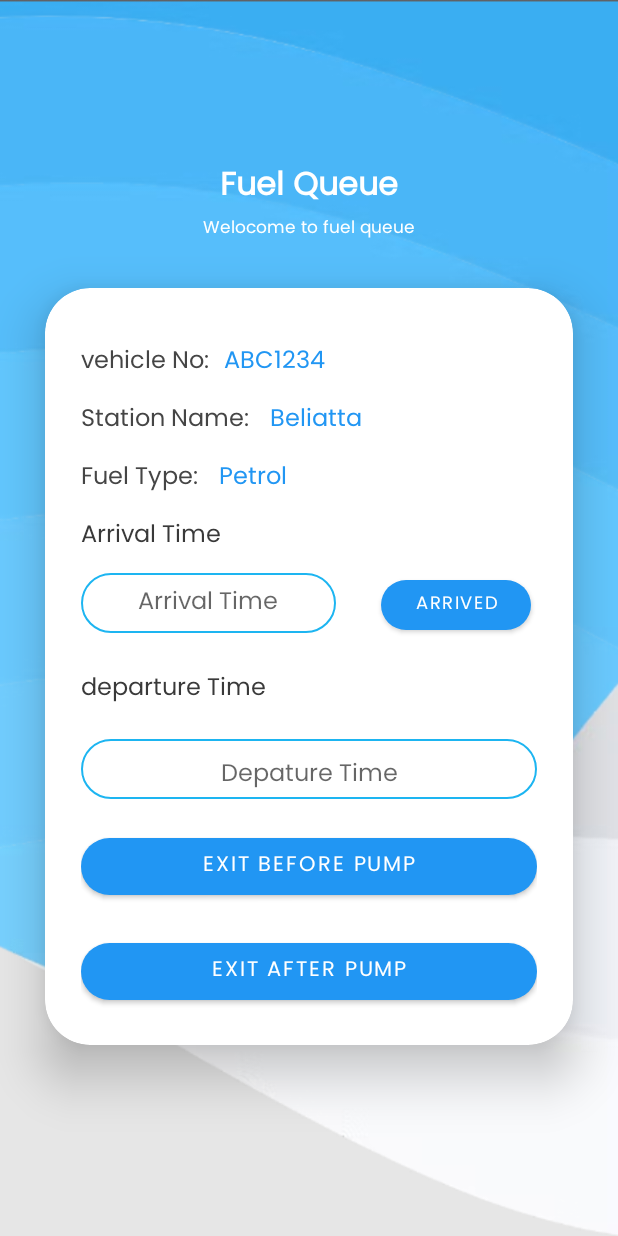
After one commit to YasiruWickramasinghe/EAD_Fuel_App_Client, an Android app: the QueueManagementActivity screen opened directly, with no data from a screen before it, on a phone screen of 412 x 824 dp. The commit adds this screen. Run offline under Robolectric (Android 15) with nearby library versions, the phone set to English and light mode, and no system bars; network calls fail.

Commit message:
Queue Management UI Updated

```diff
--- a/FuelApp/app/src/main/AndroidManifest.xml
+++ b/FuelApp/app/src/main/AndroidManifest.xml
@@ -1,6 +1,6 @@
 <?xml version="1.0" encoding="utf-8"?>
 <manifest xmlns:android="http://schemas.android.com/apk/res/android"
-    package="com.example.fuelapp" >
+    package="com.example.fuelapp">
 
     <uses-permission android:name="android.permission.INTERNET" />
     <uses-permission android:name="android.permission.ACCESS_NETWORK_STATE" />
@@ -12,27 +12,29 @@
         android:roundIcon="@mipmap/ic_launcher_round"
         android:supportsRtl="true"
         android:theme="@style/Theme.FuelApp"
-        android:usesCleartextTraffic="true" >
+        android:usesCleartextTraffic="true">
+        <activity
+            android:name=".queueManagement.QueueManagementActivity"
+            android:exported="true" >
+    </activity>
         <activity
             android:name=".stationManagement.StationManagementActivity"
-            android:exported="true" >
+            android:exported="true">
             <intent-filter>
                 <action android:name="android.intent.action.MAIN" />
+
                 <category android:name="android.intent.category.LAUNCHER" />
             </intent-filter>
         </activity>
         <activity
             android:name=".StationDetailsActivity"
-            android:exported="true" >
-        </activity>
+            android:exported="true"></activity>
         <activity
             android:name=".stationManager.StatusUpdateActivity"
-            android:exported="true" >
-        </activity>
+            android:exported="true"></activity>
         <activity
             android:name=".MainActivity"
-            android:exported="true" >
-        </activity>
+            android:exported="true"></activity>
     </application>
 
 </manifest>
--- /dev/null
+++ b/FuelApp/app/src/main/java/com/example/fuelapp/queueManagement/Models/Queue.java
@@ -0,0 +1,4 @@
+package com.example.fuelapp.queueManagement.Models;
+
+public class Queue {
+}
--- /dev/null
+++ b/FuelApp/app/src/main/java/com/example/fuelapp/queueManagement/QueueManagementActivity.java
@@ -0,0 +1,16 @@
+package com.example.fuelapp.queueManagement;
+
+import androidx.appcompat.app.AppCompatActivity;
+
+import android.os.Bundle;
+
+import com.example.fuelapp.R;
+
+public class QueueManagementActivity extends AppCompatActivity {
+
+    @Override
+    protected void onCreate(Bundle savedInstanceState) {
+        super.onCreate(savedInstanceState);
+        setContentView(R.layout.activity_queue_management);
+    }
+}
--- /dev/null
+++ b/FuelApp/app/src/main/res/layout/activity_queue_management.xml
@@ -0,0 +1,209 @@
+<?xml version="1.0" encoding="utf-8"?>
+<LinearLayout xmlns:android="http://schemas.android.com/apk/res/android"
+    xmlns:app="http://schemas.android.com/apk/res-auto"
+    xmlns:tools="http://schemas.android.com/tools"
+    android:layout_width="match_parent"
+    android:orientation="vertical"
+    android:gravity="center"
+    android:layout_height="match_parent"
+    android:background="@drawable/background"
+    tools:context=".queueManagement.QueueManagementActivity">
+
+    <TextView
+        android:id="@+id/welcome"
+        android:layout_width="wrap_content"
+        android:layout_height="wrap_content"
+        android:text="Fuel Queue"
+        android:textColor="#fff"
+        android:textStyle="bold"
+        android:textSize="21dp"
+        android:layout_marginTop="10dp"/>
+
+    <TextView
+        android:id="@+id/subWelcome"
+        android:layout_width="wrap_content"
+        android:layout_height="wrap_content"
+        android:text="Welocome to fuel queue"
+        android:textSize="11dp"
+        android:textColor="#fff"
+        android:layout_below="@+id/welcome"/>
+
+    <androidx.cardview.widget.CardView
+        android:layout_width="match_parent"
+        android:layout_height="wrap_content"
+        android:layout_margin="30dp"
+        app:cardElevation="20dp"
+        app:cardCornerRadius="30dp">
+
+        <LinearLayout
+            android:layout_width="match_parent"
+            android:layout_height="wrap_content"
+            android:orientation="vertical"
+            android:layout_gravity="center_horizontal"
+            android:padding="24dp">
+
+            <LinearLayout
+                android:id="@+id/text1"
+                android:layout_width="match_parent"
+                android:layout_height="wrap_content"
+                android:orientation="horizontal">
+                <TextView
+                    android:id="@+id/vehicleNo"
+                    android:layout_width="wrap_content"
+                    android:layout_height="wrap_content"
+                    android:layout_marginTop="12dp"
+                    android:text="vehicle No:"
+                    android:textColor="#454545"
+                    android:textSize="16sp"/>
+                <TextView
+                    android:id="@+id/vehicleNoValue"
+                    android:layout_width="wrap_content"
+                    android:layout_height="wrap_content"
+                    android:layout_marginTop="12dp"
+                    android:layout_marginLeft="10dp"
+                    android:text="ABC1234"
+                    android:textColor="#2196F3"
+                    android:textSize="16sp" />
+            </LinearLayout>
+            <LinearLayout
+                android:id="@+id/text2"
+                android:layout_width="match_parent"
+                android:layout_height="wrap_content"
+                android:orientation="horizontal"
+                android:layout_below="@+id/text1">
+                <TextView
+                    android:id="@+id/stationName"
+                    android:layout_width="wrap_content"
+                    android:layout_height="wrap_content"
+                    android:layout_marginTop="12dp"
+                    android:text="Station Name: "
+                    android:textColor="#454545"
+                    android:textSize="16sp" />
+                <TextView
+                    android:id="@+id/stationNameValue"
+                    android:layout_width="wrap_content"
+                    android:layout_height="wrap_content"
+                    android:layout_marginTop="12dp"
+                    android:layout_marginLeft="10dp"
+                    android:text="Beliatta"
+                    android:textColor="#2196F3"
+                    android:textSize="16sp" />
+            </LinearLayout>
+            <LinearLayout
+                android:id="@+id/text3"
+                android:layout_width="match_parent"
+                android:layout_height="wrap_content"
+                android:orientation="horizontal"
+                android:layout_below="@+id/text2">
+                <TextView
+                    android:id="@+id/fuelType"
+                    android:layout_width="wrap_content"
+                    android:layout_height="wrap_content"
+                    android:layout_marginTop="12dp"
+                    android:text="Fuel Type: "
+                    android:textColor="#454545"
+                    android:textSize="16sp" />
+                <TextView
+                    android:id="@+id/fuelTypeValue"
+                    android:layout_width="wrap_content"
+                    android:layout_height="wrap_content"
+                    android:layout_marginTop="12dp"
+                    android:layout_marginLeft="10dp"
+                    android:text="Petrol"
+                    android:textColor="#2196F3"
+                    android:textSize="16sp" />
+            </LinearLayout>
+
+            <TextView
+                android:id="@+id/arrivalTime"
+                android:layout_width="wrap_content"
+                android:layout_height="wrap_content"
+                android:layout_marginTop="12dp"
+                android:text="Arrival Time"
+                android:textColor="#393939"
+                android:textSize="16sp"
+                android:layout_below="@+id/text3"/>
+
+            <LinearLayout
+                android:id="@+id/arrivalTimeBox"
+                android:layout_width="match_parent"
+                android:layout_height="match_parent"
+                android:orientation="horizontal"
+                android:layout_below="@+id/arrivalTime"
+                android:layout_marginTop="10dp"
+                >
+
+                <EditText
+                    android:id="@+id/search"
+                    android:layout_width="170dp"
+                    android:layout_height="40dp"
+                    android:background="@drawable/custom_edit_text"
+                    android:inputType="none"
+                    android:hint="Arrival Time"
+                    android:drawablePadding="8dp"
+                    android:textColor="#000"
+                    android:textSize="16sp"
+                    android:textAlignment="center" />
+
+                <Button
+                    android:id="@+id/arrivalSubmit"
+                    android:layout_width="100dp"
+                    android:layout_height="45dp"
+                    android:textSize="12sp"
+                    android:layout_marginLeft="30dp"
+                    app:cornerRadius="30dp"
+                    android:text="Arrived" />
+
+            </LinearLayout>
+
+            <TextView
+                android:id="@+id/departureTime"
+                android:layout_width="wrap_content"
+                android:layout_height="wrap_content"
+                android:layout_marginTop="20dp"
+                android:text="departure Time"
+                android:textColor="#393939"
+                android:textSize="16sp"
+                android:layout_below="@+id/arrivalTimeBox"/>
+
+
+            <EditText
+                android:id="@+id/departureTimeBox"
+                android:layout_width="match_parent"
+                android:layout_height="40dp"
+                android:background="@drawable/custom_edit_text"
+                android:inputType="none"
+                android:hint="Depature Time"
+                android:drawablePadding="8dp"
+                android:paddingTop="8dp"
+                android:textAlignment="center"
+                android:layout_marginTop="20dp"
+                android:textColor="#373737"
+                android:textSize="16sp"
+                android:layout_below="@+id/departureTime"
+                />
+
+            <Button
+                android:id="@+id/beforeSubmit"
+                android:layout_width="match_parent"
+                android:layout_height="50dp"
+                android:textSize="14sp"
+                android:layout_marginTop="20dp"
+                app:cornerRadius="30dp"
+                android:text="Exit Before Pump"
+                android:layout_below="@+id/departureTimeBox"/>
+
+            <Button
+                android:id="@+id/afterSubmit"
+                android:layout_width="match_parent"
+                android:layout_height="50dp"
+                android:textSize="14sp"
+                android:layout_marginTop="20dp"
+                app:cornerRadius="30dp"
+                android:text="Exit After Pump"
+                android:layout_below="@+id/beforeSubmit"/>
+
+        </LinearLayout>
+    </androidx.cardview.widget.CardView>
+
+</LinearLayout>
--- a/FuelApp/app/src/main/res/layout/activity_station_management.xml
+++ b/FuelApp/app/src/main/res/layout/activity_station_management.xml
@@ -6,7 +6,7 @@
     android:layout_width="match_parent"
     android:layout_height="match_parent"
     android:background="@drawable/background"
-    tools:context=".MainActivity">
+    tools:context=".stationManagement.StationManagementActivity">
 
   <TextView
       android:id="@+id/welcome"
```
